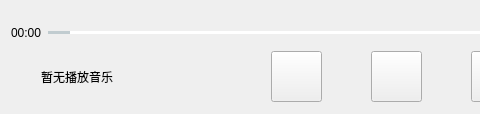
First picture: the form in music_box/player.ui, repository Undermoon1412/Box_of_music, before the edit; both pictures show x 0 to 480 and y 0 to 114 of the 755 by 114 pixel window.
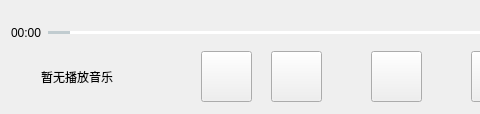
Second picture: the form after the edit. Icons and pictures are not drawn.

```diff
--- a/music_box/player.ui
+++ b/music_box/player.ui
@@ -251,6 +251,24 @@
        <string>0</string>
       </property>
      </widget>
+     <widget class="QPushButton" name="pushButton">
+      <property name="geometry">
+       <rect>
+        <x>190</x>
+        <y>40</y>
+        <width>51</width>
+        <height>51</height>
+       </rect>
+      </property>
+      <property name="styleSheet">
+       <string notr="true">border-image: url(:/res/random.png);
+border-image: url(:/res/circle1.png);
+border-image: url(:/res/circle.png);</string>
+      </property>
+      <property name="text">
+       <string/>
+      </property>
+     </widget>
     </widget>
    </item>
   </layout>
```
